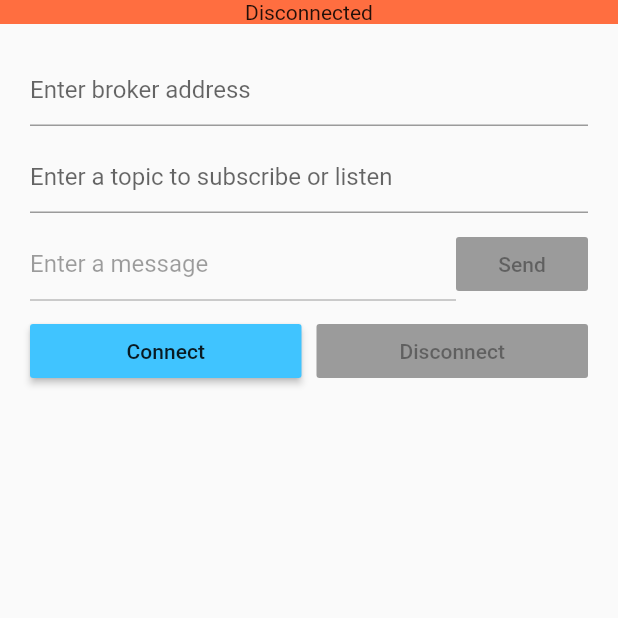
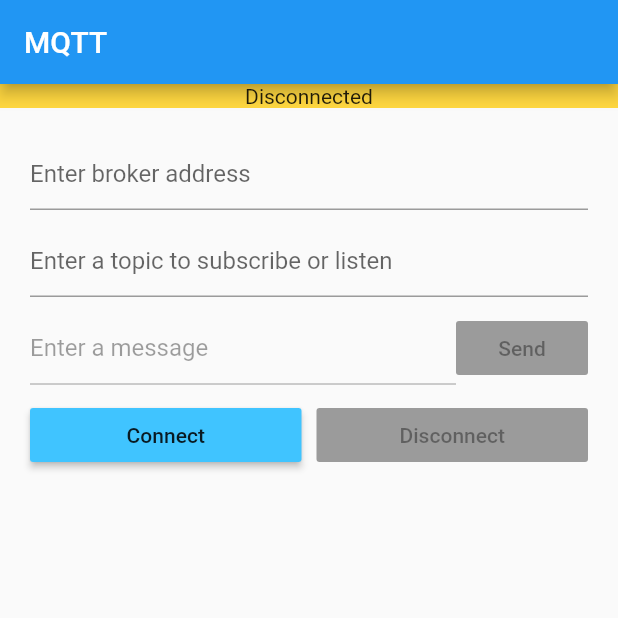
Before and after one commit to MattTheHobo/MQTT_Flutter, a Flutter app: the screen it shows after launch, on a phone screen of 412 x 824 dp, the top half of it. Run offline on Flutter 3.47's test engine with Material 2 defaults, Android fonts, the phone set to English and light mode, and no system bars; missing offline and left inert: mqtt_client.

Commit message:
Fixed AppBar

```diff
--- a/mqtt_flutter/lib/widgets/MQTTView.dart
+++ b/mqtt_flutter/lib/widgets/MQTTView.dart
@@ -36,16 +36,19 @@ class _MQTTViewState extends State<MQTTView> {
     final MQTTAppState appState = Provider.of<MQTTAppState>(context);
     // Keep a reference to the app state.
     currentAppState = appState;
-    final Scaffold scaffold = Scaffold(body: _buildColumn());
+    final Scaffold scaffold = Scaffold(
+      appBar: AppBar(
+        title: Text('MQTT')),
+      body: _buildColumn());
     return scaffold;
   }
 
-  Widget buildAppBar(BuildContext context) {
+  /*Widget buildAppBar(BuildContext context) {
     return AppBar(
       title: Text('MQTT'),
       backgroundColor: Colors.greenAccent,
     );
-  }
+  }*/
 
   Widget _buildColumn() {
     return Column(
@@ -97,7 +100,7 @@ class _MQTTViewState extends State<MQTTView> {
       children: <Widget>[
         Expanded(
           child: Container(
-              color: Colors.deepOrangeAccent,
+              color: Colors.amberAccent,
               child: Text(status, textAlign: TextAlign.center)),
         ),
       ],
@@ -131,7 +134,7 @@ class _MQTTViewState extends State<MQTTView> {
       padding: const EdgeInsets.all(20.0),
       child: Container(
         width: 400,
-        height: 200,
+        height: 300,
         child: SingleChildScrollView(
           child: Text(text),
         ),
```
Also changed, not shown: 1 other file.
